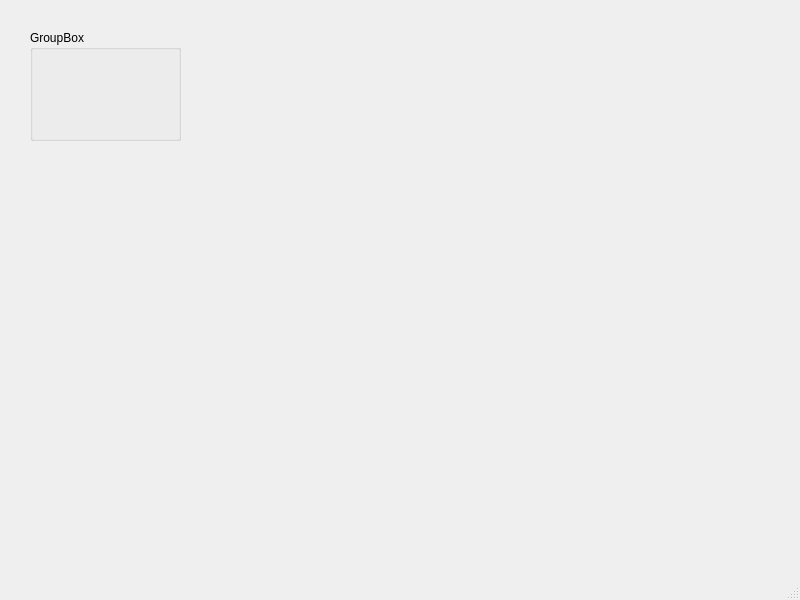
Qt form Geovani/cadastrohorario.ui (UnPComp2013/Grupo5) before a commit.
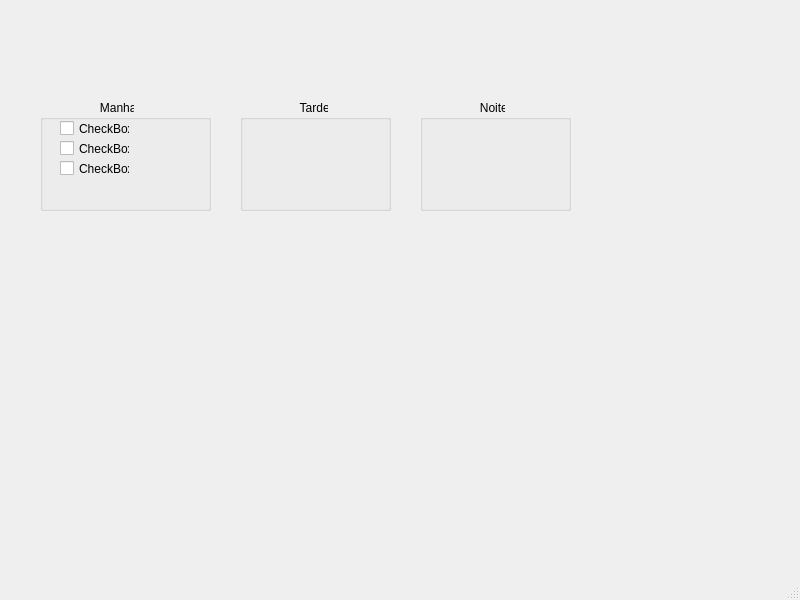
The same form after that commit.

```diff
--- a/Geovani/cadastrohorario.ui
+++ b/Geovani/cadastrohorario.ui
@@ -17,14 +17,79 @@
    <widget class="QGroupBox" name="groupBox">
     <property name="geometry">
      <rect>
-      <x>30</x>
-      <y>30</y>
+      <x>40</x>
+      <y>100</y>
+      <width>171</width>
+      <height>111</height>
+     </rect>
+    </property>
+    <property name="title">
+     <string>                  Manha</string>
+    </property>
+    <widget class="QCheckBox" name="checkBox">
+     <property name="geometry">
+      <rect>
+       <x>20</x>
+       <y>20</y>
+       <width>70</width>
+       <height>17</height>
+      </rect>
+     </property>
+     <property name="text">
+      <string>CheckBox</string>
+     </property>
+    </widget>
+    <widget class="QCheckBox" name="checkBox_2">
+     <property name="geometry">
+      <rect>
+       <x>20</x>
+       <y>40</y>
+       <width>70</width>
+       <height>17</height>
+      </rect>
+     </property>
+     <property name="text">
+      <string>CheckBox</string>
+     </property>
+    </widget>
+    <widget class="QCheckBox" name="checkBox_3">
+     <property name="geometry">
+      <rect>
+       <x>20</x>
+       <y>60</y>
+       <width>70</width>
+       <height>17</height>
+      </rect>
+     </property>
+     <property name="text">
+      <string>CheckBox</string>
+     </property>
+    </widget>
+   </widget>
+   <widget class="QGroupBox" name="groupBox_2">
+    <property name="geometry">
+     <rect>
+      <x>240</x>
+      <y>100</y>
       <width>151</width>
       <height>111</height>
      </rect>
     </property>
     <property name="title">
-     <string>GroupBox</string>
+     <string>                  Tarde</string>
+    </property>
+   </widget>
+   <widget class="QGroupBox" name="groupBox_3">
+    <property name="geometry">
+     <rect>
+      <x>420</x>
+      <y>100</y>
+      <width>151</width>
+      <height>111</height>
+     </rect>
+    </property>
+    <property name="title">
+     <string>                  Noite</string>
     </property>
    </widget>
   </widget>
```
